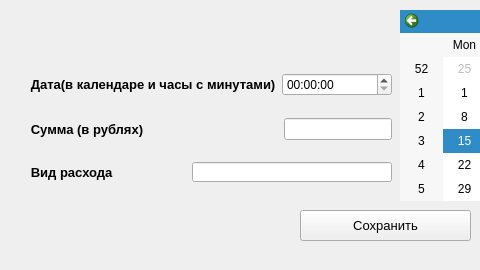
Before: the Qt Designer form wallet/src/ui/editexpense.ui in IvanIvanov227/Wallet, drawn with Qt 5; both pictures show x 0 to 480 and y 0 to 270 of the 770 by 270 pixel window.
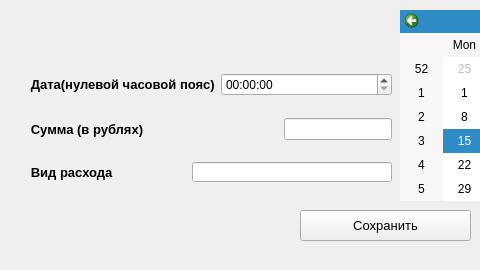
After: the same form once the commit is applied.

```diff
--- a/wallet/src/ui/editexpense.ui
+++ b/wallet/src/ui/editexpense.ui
@@ -127,7 +127,7 @@
          </font>
         </property>
         <property name="text">
-         <string>   Дата(в календаре и часы с минутами)</string>
+         <string>   Дата(нулевой часовой пояс)</string>
         </property>
        </widget>
       </item>
```
